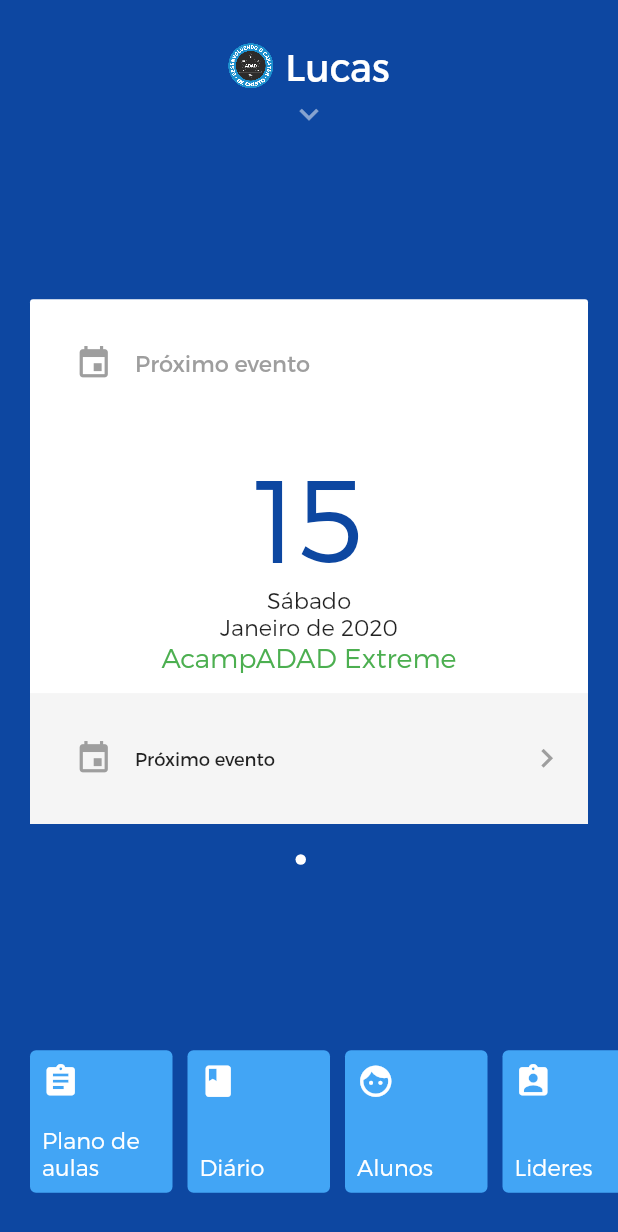
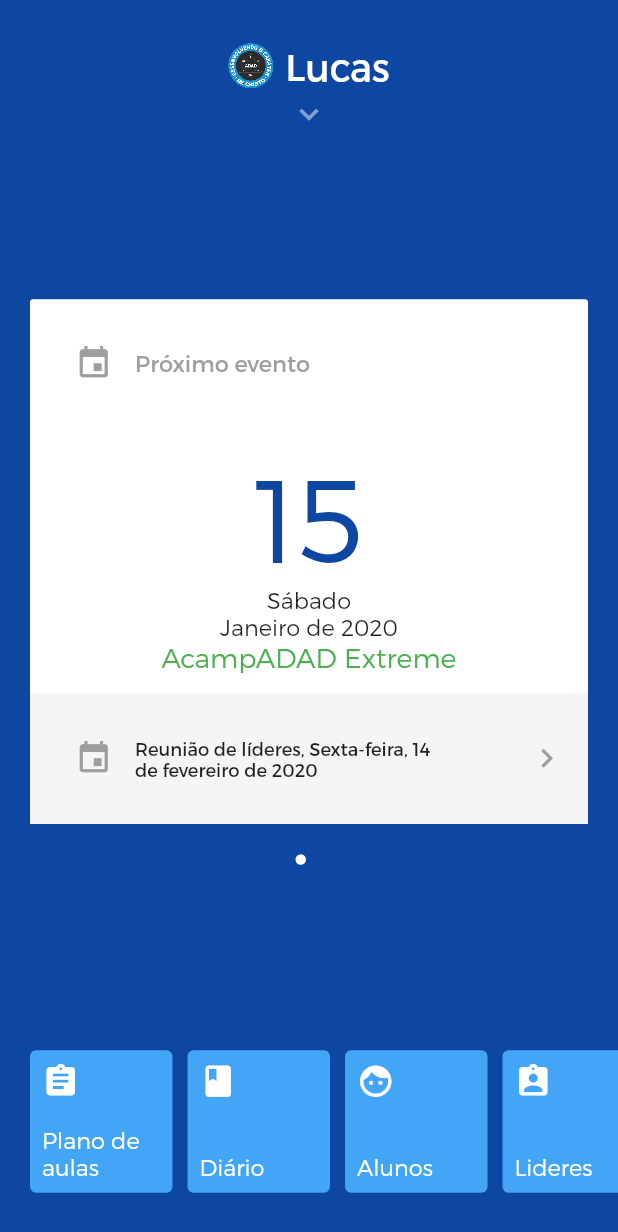
Before and after one commit to guimatech/adad_app, a Flutter app: the screen it shows after launch, on a phone screen of 412 x 824 dp. Shown: the top 1232 px of the screen. Run offline on Flutter 3.47's test engine with Material 2 defaults, Android fonts, the phone set to English and light mode, and no system bars; our stand-ins replace rxdart; statements that could not run were skipped.

Commit message:
chore: update gif presentation

```diff
--- a/lib/ui/floating_cards.dart
+++ b/lib/ui/floating_cards.dart
@@ -124,7 +124,7 @@
                 title: 'Próximo evento',
                 child: buildNextEventContainer(context),
                 nextIcon: Icons.event,
-                nextTitle: 'Próximo evento',
+                nextTitle: 'Reunião de líderes, Sexta-feira, 14 de fevereiro de 2020',
               ),
               Page(
                 icon: Icons.monetization_on,
```
Also changed, not shown: assets/images/demo-view.gif.
